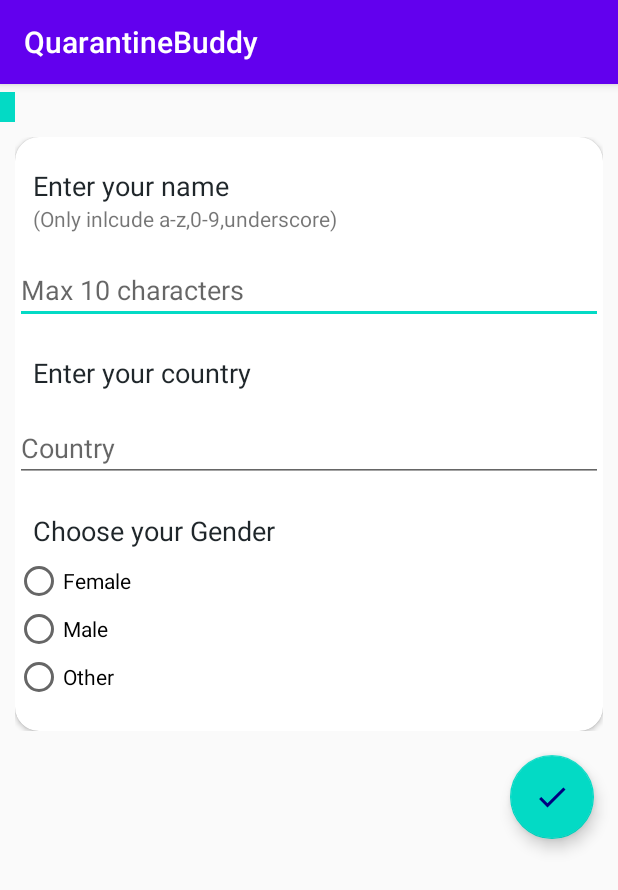
After one commit to Thangamgm2000/QuarantineBuddyFrontend, an Android app: the PersonalDetailsFragment screen opened directly, with no data from a screen before it, on a phone screen of 412 x 824 dp. The commit adds this screen. Shown: the top 890 px of the screen. Run offline under Robolectric (Android 15) with nearby library versions, the phone set to English and light mode, and no system bars; network calls fail.

Commit message:
Registration and survey page UI is completed!!!

```diff
--- /dev/null
+++ b/app/src/main/java/com/example/leaderboardapp/PersonalDetailsFragment.java
@@ -0,0 +1,20 @@
+package com.example.leaderboardapp;
+
+import android.os.Bundle;
+
+import androidx.fragment.app.Fragment;
+
+import android.view.LayoutInflater;
+import android.view.View;
+import android.view.ViewGroup;
+
+
+public class PersonalDetailsFragment extends Fragment {
+
+    @Override
+    public View onCreateView(LayoutInflater inflater, ViewGroup container,
+                             Bundle savedInstanceState) {
+        // Inflate the layout for this fragment
+        return inflater.inflate(R.layout.fragment_personal_details, container, false);
+    }
+}
--- /dev/null
+++ b/app/src/main/java/com/example/leaderboardapp/RegistrationActivity.java
@@ -0,0 +1,58 @@
+package com.example.leaderboardapp;
+
+import androidx.appcompat.app.AppCompatActivity;
+
+import android.content.Intent;
+import android.os.Bundle;
+import android.view.View;
+
+import com.google.android.material.floatingactionbutton.FloatingActionButton;
+
+public class RegistrationActivity extends AppCompatActivity {
+    FloatingActionButton tickButton;
+    String currentFrag="personal";
+    @Override
+    protected void onCreate(Bundle savedInstanceState) {
+        super.onCreate(savedInstanceState);
+        setContentView(R.layout.activity_registration);
+        tickButton = findViewById(R.id.floating_action_button);
+        PersonalDetailsFragment firstFragment = new PersonalDetailsFragment();
+
+        // In case this activity was started with special instructions from an
+        // Intent, pass the Intent's extras to the fragment as arguments
+        firstFragment.setArguments(getIntent().getExtras());
+
+        // Add the fragment to the 'fragment_container' FrameLayout
+        getSupportFragmentManager().beginTransaction()
+                .add(R.id.fragmentContainer, firstFragment).commit();
+
+    }
+
+    public void nextFragment(View view) {
+        if(currentFrag.equals("personal"))
+        {
+            currentFrag="health";
+            HealthDetailsFragment nextFragment = new HealthDetailsFragment();
+            nextFragment.setArguments(getIntent().getExtras());
+            getSupportFragmentManager().beginTransaction()
+                    .replace(R.id.fragmentContainer, nextFragment).commit();
+        }
+        else if(currentFrag.equals("health"))
+        {
+            currentFrag="other";
+            OtherDetailsFragment nextFragment = new OtherDetailsFragment();
+            nextFragment.setArguments(getIntent().getExtras());
+            getSupportFragmentManager().beginTransaction()
+                    .replace(R.id.fragmentContainer, nextFragment).commit();
+        }
+        else {
+            registerUser();
+        }
+
+    }
+
+    private void registerUser() {
+        Intent i = new Intent(getApplicationContext(),LauncherActivity.class);
+        startActivity(i);
+    }
+}
--- /dev/null
+++ b/app/src/main/res/drawable/tickicon.xml
@@ -0,0 +1,5 @@
+<vector android:height="24dp" android:tint="#000080"
+    android:viewportHeight="24.0" android:viewportWidth="24.0"
+    android:width="24dp" xmlns:android="http://schemas.android.com/apk/res/android">
+    <path android:fillColor="#FF000000" android:pathData="M9,16.17L4.83,12l-1.42,1.41L9,19 21,7l-1.41,-1.41z"/>
+</vector>
--- /dev/null
+++ b/app/src/main/res/layout/activity_registration.xml
@@ -0,0 +1,39 @@
+<?xml version="1.0" encoding="utf-8"?>
+<androidx.constraintlayout.widget.ConstraintLayout xmlns:android="http://schemas.android.com/apk/res/android"
+    xmlns:app="http://schemas.android.com/apk/res-auto"
+    xmlns:tools="http://schemas.android.com/tools"
+    android:layout_width="match_parent"
+    android:layout_height="match_parent"
+    tools:context=".RegistrationActivity">
+    <ProgressBar
+        android:layout_marginTop="5dp"
+        android:id="@+id/determinateBar"
+        style="@android:style/Widget.ProgressBar.Horizontal"
+        android:layout_width="10dp"
+        android:layout_height="wrap_content"
+        android:progressDrawable="@color/colorAccent"
+        app:layout_constraintStart_toStartOf="parent"
+        app:layout_constraintTop_toTopOf="parent"
+        android:progress="0"/>
+    <FrameLayout
+        android:id="@+id/fragmentContainer"
+        android:layout_width="match_parent"
+        android:layout_height="wrap_content"
+        android:layout_marginStart="10dp"
+        android:layout_marginEnd="10dp"
+        android:layout_marginTop="10dp"
+        app:layout_constraintStart_toStartOf="parent"
+        app:layout_constraintTop_toBottomOf="@id/determinateBar"/>
+
+    <com.google.android.material.floatingactionbutton.FloatingActionButton
+        android:id="@+id/floating_action_button"
+        android:layout_width="wrap_content"
+        android:layout_height="wrap_content"
+        app:layout_constraintEnd_toEndOf="parent"
+        app:layout_constraintTop_toBottomOf="@+id/fragmentContainer"
+        android:layout_margin="16dp"
+        android:onClick="nextFragment"
+        app:srcCompat="@drawable/tickicon"/>
+
+
+</androidx.constraintlayout.widget.ConstraintLayout>
--- /dev/null
+++ b/app/src/main/res/layout/fragment_personal_details.xml
@@ -0,0 +1,126 @@
+<?xml version="1.0" encoding="utf-8"?>
+<androidx.cardview.widget.CardView xmlns:android="http://schemas.android.com/apk/res/android"
+    xmlns:tools="http://schemas.android.com/tools"
+    android:layout_width="match_parent"
+    android:layout_height="wrap_content"
+    android:elevation="8dp"
+    app:cardCornerRadius="16dp"
+    xmlns:app="http://schemas.android.com/apk/res-auto"
+    tools:context=".PersonalDetailsFragment">
+    <androidx.constraintlayout.widget.ConstraintLayout
+        android:layout_width="match_parent"
+        android:layout_height="match_parent">
+        <androidx.constraintlayout.widget.Guideline
+            android:layout_width="wrap_content"
+            android:layout_height="wrap_content"
+            android:id="@+id/left_guideline1"
+            android:orientation="vertical"
+            app:layout_constraintGuide_percent="0.03"/>
+        <androidx.constraintlayout.widget.Guideline
+            android:layout_width="wrap_content"
+            android:layout_height="wrap_content"
+            android:id="@+id/right_guideline1"
+            android:orientation="vertical"
+            app:layout_constraintGuide_percent="0.97"/>
+        <TextView
+            android:layout_width="wrap_content"
+            android:layout_height="wrap_content"
+            app:layout_constraintTop_toTopOf="parent"
+            android:text="Enter your name"
+            app:layout_constraintStart_toStartOf="@id/left_guideline1"
+            android:textSize="18dp"
+            android:textColor="@color/detailsTextColor"
+            android:layout_marginTop="20dp"
+            android:layout_marginBottom="5dp"
+            android:id="@+id/nameText"/>
+        <TextView
+            android:layout_width="wrap_content"
+            android:layout_height="wrap_content"
+            android:id="@+id/hintname"
+            android:text="(Only inlcude a-z,0-9,underscore)"
+            app:layout_constraintStart_toStartOf="@id/left_guideline1"
+            app:layout_constraintTop_toBottomOf="@id/nameText"/>
+        <EditText
+            android:layout_width="match_parent"
+            android:layout_height="match_parent"
+            android:maxLength="10"
+            android:id="@+id/userName"
+            android:textSize="18dp"
+            android:hint="Max 10 characters"
+            android:focusedByDefault="true"
+            android:layout_marginTop="15dp"
+            android:nextFocusDown="@id/userCountry"
+            android:digits="@string/alphanumeric"
+            app:layout_constraintStart_toStartOf="@id/left_guideline1"
+            app:layout_constraintEnd_toStartOf="@id/right_guideline1"
+            app:layout_constraintTop_toBottomOf="@id/hintname"
+            />
+        <TextView
+            android:layout_width="wrap_content"
+            android:layout_height="wrap_content"
+            app:layout_constraintTop_toBottomOf="@id/userName"
+            android:text="Enter your country"
+            android:layout_marginTop="20dp"
+            app:layout_constraintStart_toStartOf="@id/left_guideline1"
+            android:textSize="18dp"
+            android:textColor="@color/detailsTextColor"
+            android:id="@+id/countrytext"/>
+
+        <EditText
+            android:layout_width="match_parent"
+            android:layout_height="match_parent"
+            android:textSize="18dp"
+            android:hint="Country"
+            app:layout_constraintEnd_toStartOf="@id/right_guideline1"
+            android:layout_marginTop="15dp"
+            android:nextFocusDown="@id/gendergroup"
+            app:layout_constraintStart_toStartOf="@id/left_guideline1"
+            app:layout_constraintTop_toBottomOf="@id/countrytext"
+            android:id="@+id/userCountry"
+            />
+        <TextView
+            android:layout_width="wrap_content"
+            android:layout_height="wrap_content"
+            app:layout_constraintTop_toBottomOf="@id/userCountry"
+            android:text="Choose your Gender"
+            android:layout_marginTop="20dp"
+            app:layout_constraintStart_toStartOf="@id/left_guideline1"
+            android:textSize="18dp"
+            android:textColor="@color/detailsTextColor"
+            android:id="@+id/genderText"/>
+
+        <RadioGroup
+            android:layout_width="match_parent"
+            android:layout_height="match_parent"
+            android:id="@+id/gendergroup"
+            android:layout_marginTop="5dp"
+            app:layout_constraintStart_toStartOf="@id/left_guideline1"
+            app:layout_constraintTop_toBottomOf="@id/genderText">
+            <com.google.android.material.radiobutton.MaterialRadioButton
+                android:layout_width="wrap_content"
+                android:layout_height="wrap_content"
+                android:text="Female"
+                android:id="@+id/femaleChoice"
+                />
+            <com.google.android.material.radiobutton.MaterialRadioButton
+                android:layout_width="wrap_content"
+                android:layout_height="wrap_content"
+                android:text="Male"
+                android:id="@+id/maleChoice"
+                />
+            <com.google.android.material.radiobutton.MaterialRadioButton
+                android:layout_width="wrap_content"
+                android:layout_height="wrap_content"
+                android:text="Other"
+                android:id="@+id/otherChoice"
+                android:layout_marginBottom="20dp"
+                />
+        </RadioGroup>
+
+
+
+
+    </androidx.constraintlayout.widget.ConstraintLayout>
+
+
+</androidx.cardview.widget.CardView>
--- a/app/src/main/res/layout/nav_header.xml
+++ b/app/src/main/res/layout/nav_header.xml
@@ -10,6 +10,6 @@
         android:layout_height="130dp"
         android:layout_marginBottom="15dp"
         android:layout_marginTop="15dp"
-        android:background="@drawable/notification_icon"/>
+        android:background="@drawable/buddy_rect"/>
 
 </LinearLayout>
--- a/app/src/main/res/menu/navigation_menu.xml
+++ b/app/src/main/res/menu/navigation_menu.xml
@@ -8,6 +8,8 @@
     <item android:id="@+id/testNotify"
         android:title="Test Notification"/>
     <item android:id="@+id/gpsmonitor"
-        android:title="GPS and Sensor monitor"/>
+        android:title="GPS/Sensor monitor"/>
+    <item android:id="@+id/registration"
+        android:title="Register User"/>
 
 </menu>
--- a/app/src/main/res/values/strings.xml
+++ b/app/src/main/res/values/strings.xml
@@ -2,4 +2,8 @@
     <string name="app_name">QuarantineBuddy</string>
     <string name="OpenDrawer">Open navigation menu</string>
     <string name="Close">Exit navigation menu</string>
+
+    <!-- TODO: Remove or change this placeholder text -->
+    <string name="hello_blank_fragment">Hello blank fragment</string>
+    <string name="alphanumeric">1234567890qwertyuiopasdfghjklzxcvbnm_</string>
 </resources>
```
Also changed, not shown: app/src/main/AndroidManifest.xml (+4 -4 lines), app/src/main/java/com/example/leaderboardapp/HealthDetailsFragment.java (added, +22 -0 lines), app/src/main/java/com/example/leaderboardapp/LauncherActivity.java (+7 -0 lines), app/src/main/java/com/example/leaderboardapp/OtherDetailsFragment.java (added, +21 -0 lines), app/src/main/res/layout/fragment_health_details.xml (added, +115 -0 lines), app/src/main/res/layout/fragment_other_details.xml (added, +103 -0 lines), app/src/main/res/drawable-v24/buddy_circle.png (added), app/src/main/res/drawable-v24/buddy_no_background.png (added), app/src/main/res/drawable-v24/buddy_rect.png (added), app/src/main/res/drawable-v24/buddyorg.jpg (added).
